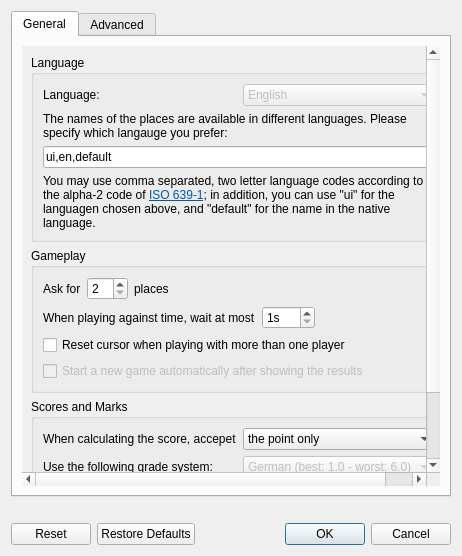
Before: the Qt Designer form ui/preferences.ui in gulp21/QeoDart, drawn with Qt 5.
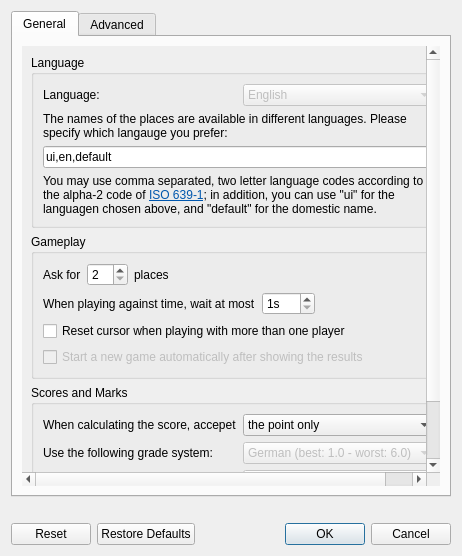
After: the same form once the commit is applied.

What changed in the file:
```diff
--- a/ui/preferences.ui
+++ b/ui/preferences.ui
@@ -44,10 +44,10 @@
          <widget class="QWidget" name="scrollAreaWidgetContents">
           <property name="geometry">
            <rect>
-            <x>-22</x>
-            <y>-51</y>
-            <width>443</width>
-            <height>496</height>
+            <x>0</x>
+            <y>0</y>
+            <width>421</width>
+            <height>467</height>
            </rect>
           </property>
           <layout class="QVBoxLayout" name="verticalLayout_8">
@@ -107,7 +107,7 @@
 &lt;html&gt;&lt;head&gt;&lt;meta name=&quot;qrichtext&quot; content=&quot;1&quot; /&gt;&lt;style type=&quot;text/css&quot;&gt;
 p, li { white-space: pre-wrap; }
 &lt;/style&gt;&lt;/head&gt;&lt;body style=&quot; font-family:'Ubuntu'; font-size:9pt; font-weight:400; font-style:normal;&quot;&gt;
-&lt;p style=&quot; margin-top:0px; margin-bottom:0px; margin-left:0px; margin-right:0px; -qt-block-indent:0; text-indent:0px;&quot;&gt;You may use comma separated, two letter language codes according to the alpha-2 code of &lt;a href=&quot;http://www.loc.gov/standards/iso639-2/php/code_list.php&quot;&gt;&lt;span style=&quot; text-decoration: underline; color:#0057ae;&quot;&gt;ISO 639-1&lt;/span&gt;&lt;/a&gt;; in addition, you can use &amp;quot;ui&amp;quot; for the languagen chosen above, and &amp;quot;default&amp;quot; for the name in the native language.&lt;/p&gt;&lt;/body&gt;&lt;/html&gt;</string>
+&lt;p style=&quot; margin-top:0px; margin-bottom:0px; margin-left:0px; margin-right:0px; -qt-block-indent:0; text-indent:0px;&quot;&gt;You may use comma separated, two letter language codes according to the alpha-2 code of &lt;a href=&quot;http://www.loc.gov/standards/iso639-2/php/code_list.php&quot;&gt;&lt;span style=&quot; text-decoration: underline; color:#0057ae;&quot;&gt;ISO&amp;nbsp;639-1&lt;/span&gt;&lt;/a&gt;; in addition, you can use &amp;quot;ui&amp;quot; for the languagen chosen above, and &amp;quot;default&amp;quot; for the domestic name.&lt;/p&gt;&lt;/body&gt;&lt;/html&gt;</string>
                 </property>
                 <property name="wordWrap">
                  <bool>true</bool>
```
Left out of the diff: 72 changed lines with no effect on the pictures.
